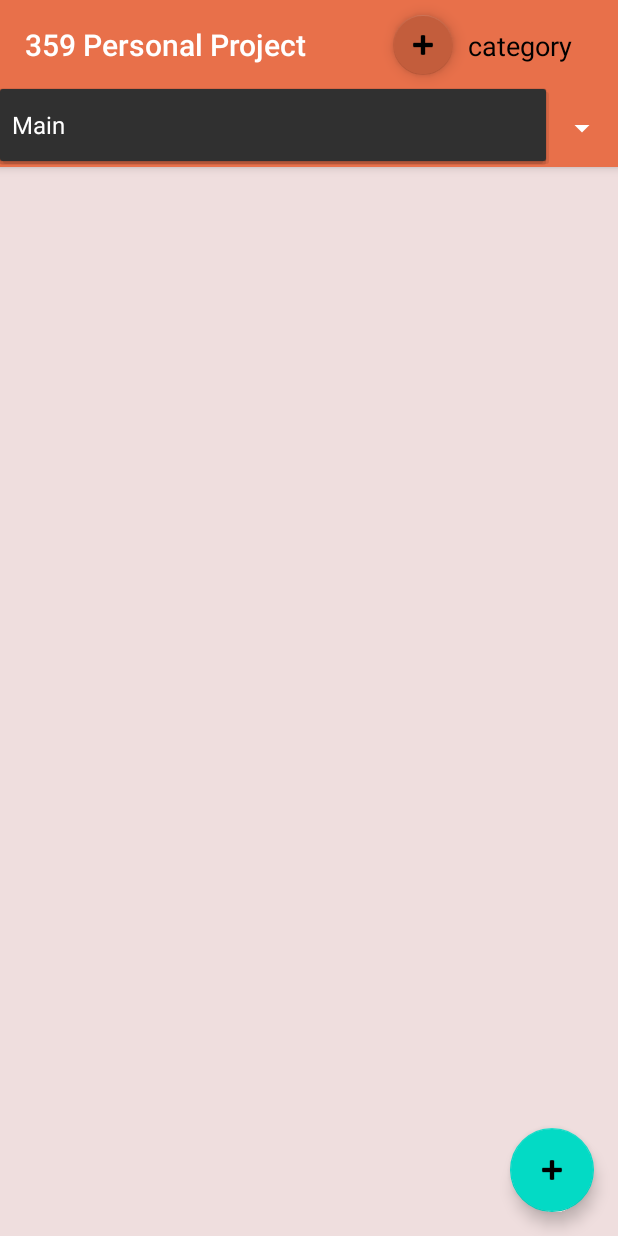
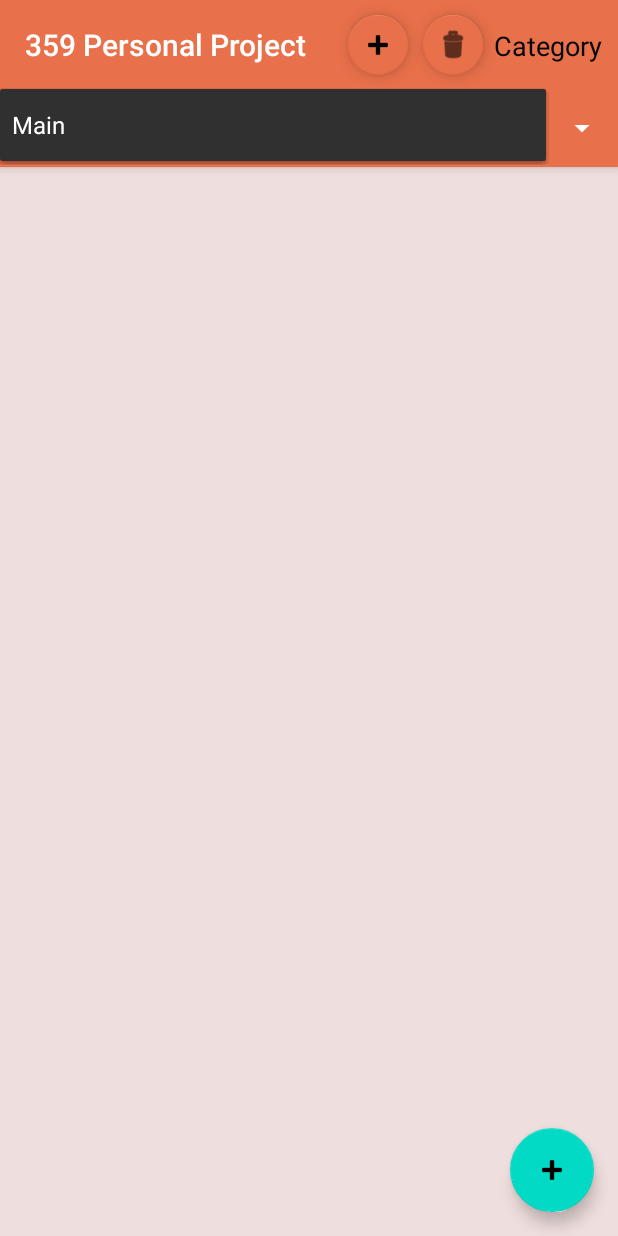
Before and after one commit to sleepsim/359-Personal-Project, an Android app: the screen it shows after launch (MainActivity), after a tap on "Main", on a phone screen of 412 x 824 dp. Run offline under Robolectric (Android 15) with nearby library versions, the phone set to English and light mode, and no system bars.

Commit message:
Fully functionality

```diff
--- a/app/src/main/java/com/example/a359personalproject/MainActivity.kt
+++ b/app/src/main/java/com/example/a359personalproject/MainActivity.kt
@@ -25,18 +25,20 @@ class MainActivity : AppCompatActivity() {
         super.onCreate(savedInstanceState)
         setContentView(R.layout.activity_main)
 
-//        //persistent data
-//        val sharedPreferences:SharedPreferences = this.getSharedPreferences(sharedPrefFile, Context.MODE_PRIVATE)
+        //persistent data
+//        var sharedPreferencesCategories:SharedPreferences = getSharedPreferences("categoriesList", Context.MODE_PRIVATE)
+//        var sharedPreferencesItems:SharedPreferences = getSharedPreferences("itemsList", Context.MODE_PRIVATE)
 
         loadCategoryData()
         loadCategoryItemsData()
         //Runs if no saved data
         if(savedInstanceState == null) {
             //Default category
-            categories.add(ListCategory("Main"))
+            if(categories.isEmpty()) categories.add(ListCategory("Main"))
 
             currentCategory = categories.get(0)
             //initialize
+            clearAdapter()
             initializeApp()
             //Initial fragment loaded first open
             supportFragmentManager
@@ -58,7 +60,6 @@ class MainActivity : AppCompatActivity() {
         }
 
         //Changes the data depending on selected spinner item
-        var spinner = findViewById<Spinner>(R.id.spinner)
         updateSpinner()
 
         //Button to add new items on list
@@ -68,8 +69,27 @@ class MainActivity : AppCompatActivity() {
             redraw()
         }
 
+        //Sync button
+        val removeCatButton = findViewById<FloatingActionButton>(R.id.syncButton)
+        removeCatButton.setOnClickListener {
+            saveCategories()
+            saveItemData()
+            Toast.makeText(applicationContext, "Succesfully saved", Toast.LENGTH_SHORT).show()
+        }
 
+    }
 
+    //Save data when pausing or destroying app
+    override fun onPause() {
+        super.onPause()
+        saveItemData()
+        saveCategories()
+    }
+
+    override fun onDestroy() {
+        super.onDestroy()
+        saveItemData()
+        saveCategories()
     }
 
     //Resets the categories
@@ -79,8 +99,8 @@ class MainActivity : AppCompatActivity() {
             categoryNames.add(i.getCategoryName())
         }
 
-        var spinner = findViewById<Spinner>(R.id.spinner)
-        var arrayAdapter = ArrayAdapter(this@MainActivity, android.R.layout.simple_spinner_dropdown_item, categoryNames)
+        val spinner = findViewById<Spinner>(R.id.spinner)
+        val arrayAdapter = ArrayAdapter(this@MainActivity, android.R.layout.simple_spinner_dropdown_item, categoryNames)
         spinner.adapter = arrayAdapter
         spinner.onItemSelectedListener = object :AdapterView.OnItemSelectedListener{
             override fun onItemSelected(p0: AdapterView<*>?, p1: View?, p2: Int, p3: Long) {
@@ -94,8 +114,8 @@ class MainActivity : AppCompatActivity() {
         }
     }
     private fun clearAdapter(){
-        var spinner = findViewById<Spinner>(R.id.spinner)
-        var arrayAdapter = ArrayAdapter(this@MainActivity, android.R.layout.simple_spinner_dropdown_item, categoryNames)
+        val spinner = findViewById<Spinner>(R.id.spinner)
+        val arrayAdapter = ArrayAdapter(this@MainActivity, android.R.layout.simple_spinner_dropdown_item, categoryNames)
         spinner.adapter = arrayAdapter
         arrayAdapter.clear()
         arrayAdapter.notifyDataSetChanged()
@@ -113,7 +133,6 @@ class MainActivity : AppCompatActivity() {
 
     //Refreshes the fragment
     public fun redraw(){
-        val frag = supportFragmentManager.findFragmentByTag("FragmentMain")
         supportFragmentManager
             .beginTransaction()
             .detach(supportFragmentManager.findFragmentByTag("FragmentMain")!!)
@@ -142,7 +161,7 @@ class MainActivity : AppCompatActivity() {
     //Add new items
     fun showInputBox(){
         val builder: AlertDialog.Builder = AlertDialog.Builder(this)
-        builder.setTitle("Title")
+        builder.setTitle("Enter task name")
 
         val input = EditText(this)
         input.setHint("Enter text")
@@ -164,7 +183,7 @@ class MainActivity : AppCompatActivity() {
 
     fun showInputBoxCat(){
         val builder: AlertDialog.Builder = AlertDialog.Builder(this)
-        builder.setTitle("Title")
+        builder.setTitle("Enter category name")
 
         val input = EditText(this)
         input.setHint("Enter text")
@@ -186,26 +205,33 @@ class MainActivity : AppCompatActivity() {
         builder.show()
     }
 
-    //Persistent data
+    //Persistent data ---------------------------------------------------------------------------------------------------------------------------------------------
+
+    //Save individual list items
     public fun saveItemData(){
 
         val sharedPreferences:SharedPreferences = this.getSharedPreferences("itemsList", Context.MODE_PRIVATE)
         val editor:SharedPreferences.Editor = sharedPreferences.edit()
         for(i in categories){
-            var set = HashSet<String>()
-            set = i.getItems().toHashSet()
+            var set = i.getItems().toHashSet()
             editor.putStringSet(i.getCategoryName(), set)
         }
+        editor.apply()
     }
 
+    //Save category names
     public fun saveCategories(){
         val sharedPreferences:SharedPreferences = this.getSharedPreferences("categoriesList", Context.MODE_PRIVATE)
         val editor:SharedPreferences.Editor = sharedPreferences.edit()
-        var set = HashSet<String>()
-        set = categoryNames.toHashSet()
+        var set = categoryNames.toHashSet()
         editor.putStringSet("Categories", set)
+        for (j in set) {
+            Log.i("Save test", j.toString())
+        }
+        editor.apply()
     }
 
+    //Load category names
     private fun loadCategoryData(){
         //Load category names and add them into an array
         val sharedPreferences:SharedPreferences = this.getSharedPreferences("categoriesList", Context.MODE_PRIVATE)
@@ -214,15 +240,19 @@ class MainActivity : AppCompatActivity() {
             categoryNames = ArrayList(savedString)
             for (i in categoryNames) {
                 categories.add(ListCategory(i))
+                Log.i("datashared", i)
             }
         }
     }
 
+    //Load individual item data
     private fun loadCategoryItemsData(){
         //Load the items of each category into an array and insert into correct category
         val sharedPreferences:SharedPreferences = this.getSharedPreferences("itemsList", Context.MODE_PRIVATE)
+        Log.i("datashared", "Categories loaded")
         for(i in categoryNames){
             val savedItems = sharedPreferences.getStringSet(i, null)
+            Log.i("datashared", "Categories loaded inside")
             if(savedItems != null){
                 for(j in categories) if(j.getCategoryName() == i) {
                     j.replaceItems(ArrayList(savedItems))
@@ -237,11 +267,9 @@ class MainActivity : AppCompatActivity() {
         spinner.onItemSelectedListener = object: AdapterView.OnItemSelectedListener{
 
             override fun onItemSelected(p0: AdapterView<*>?, p1: View?, p2: Int, p3: Long) {
-                Log.i("workwork", "i work work")
                 val currentCategoryText = spinner.selectedItem.toString()
                 for(i in categories) {
                     if (i.getCategoryName() == currentCategoryText) {
-                        Log.i("workwork", "pls work"+ i.getCategoryName())
                         setCurrentCategory(i)
                         Toast.makeText(applicationContext, "Category changed", Toast.LENGTH_SHORT).show()
                     }
@@ -253,5 +281,6 @@ class MainActivity : AppCompatActivity() {
             }
 
         }
+        saveCategories()
     }
 }
--- a/app/src/main/res/layout/activity_main.xml
+++ b/app/src/main/res/layout/activity_main.xml
@@ -34,7 +34,7 @@
         android:id="@+id/fragmentContainer"
         android:layout_width="match_parent"
         android:layout_height="match_parent"
-        app:layout_behavior="@string/appbar_scrolling_view_behavior"/>
+        app:layout_behavior="@string/appbar_scrolling_view_behavior" />
 
     <com.google.android.material.floatingactionbutton.FloatingActionButton
         android:id="@+id/addItemButton"
@@ -43,6 +43,7 @@
         android:layout_gravity="bottom|end"
         android:layout_marginEnd="@dimen/fab_margin"
         android:layout_marginBottom="16dp"
+        android:contentDescription="Add task"
         app:srcCompat="@android:drawable/ic_input_add" />
 
     <com.google.android.material.floatingactionbutton.FloatingActionButton
@@ -51,20 +52,38 @@
         android:layout_height="wrap_content"
         android:layout_gravity="top|end"
         android:layout_marginTop="10dp"
-        android:layout_marginEnd="110dp"
-        app:backgroundTint="#C35D3C"
+        android:layout_marginEnd="140dp"
+        android:contentDescription="Add category"
+        app:backgroundTint="#E8704A"
         app:fabSize="mini"
-        app:srcCompat="@android:drawable/ic_input_add" />
+        app:rippleColor="#FFFFFF"
+        app:srcCompat="@android:drawable/ic_input_add"
+        app:tint="?attr/colorPrimaryDark" />
+
+    <com.google.android.material.floatingactionbutton.FloatingActionButton
+        android:id="@+id/syncButton"
+        android:layout_width="wrap_content"
+        android:layout_height="wrap_content"
+        android:layout_gravity="top|end"
+        android:layout_marginStart="@dimen/fab_margin"
+        android:layout_marginTop="10dp"
+        android:layout_marginEnd="90dp"
+        android:layout_marginBottom="16dp"
+        android:contentDescription="Remove category"
+        app:backgroundTint="#E8704A"
+        app:fabSize="mini"
+        app:srcCompat="@android:drawable/ic_menu_delete"
+        app:tint="@color/black" />
 
     <TextView
         android:layout_width="wrap_content"
         android:layout_height="wrap_content"
         android:layout_gravity="top|end"
         android:layout_marginTop="18dp"
-        android:layout_marginEnd="30dp"
+        android:layout_marginEnd="10dp"
         android:elevation="16dp"
-        android:text="category"
-        android:textAppearance="?android:attr/textAppearanceMedium"
+        android:text="Category"
+        android:textAppearance="@style/TextAppearance.AppCompat.Medium"
         android:textColor="@color/black" />
 
 
```
